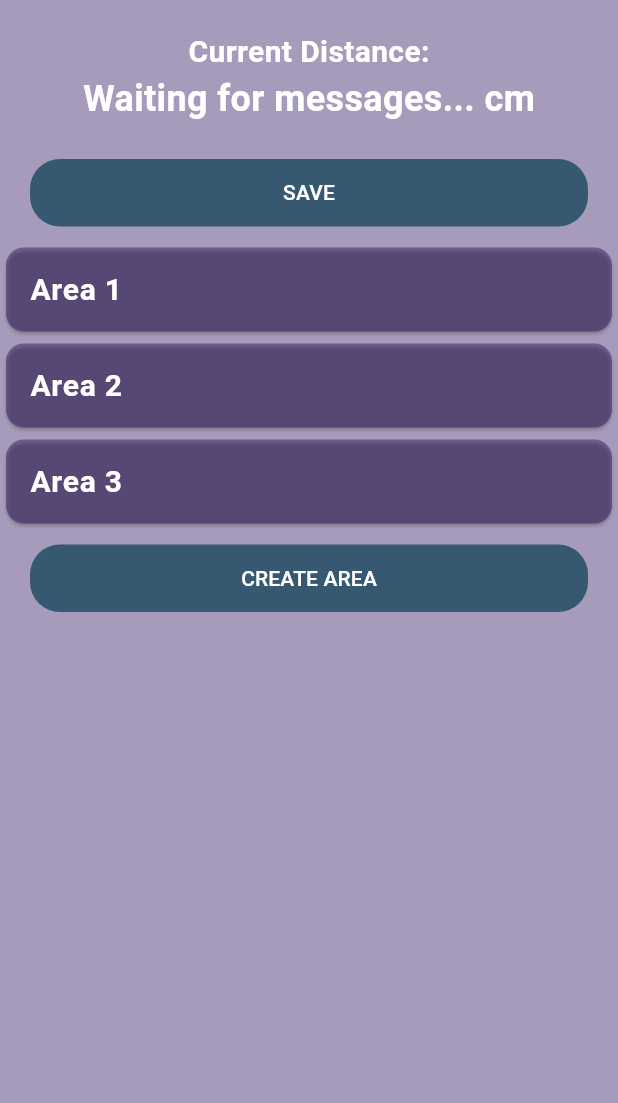
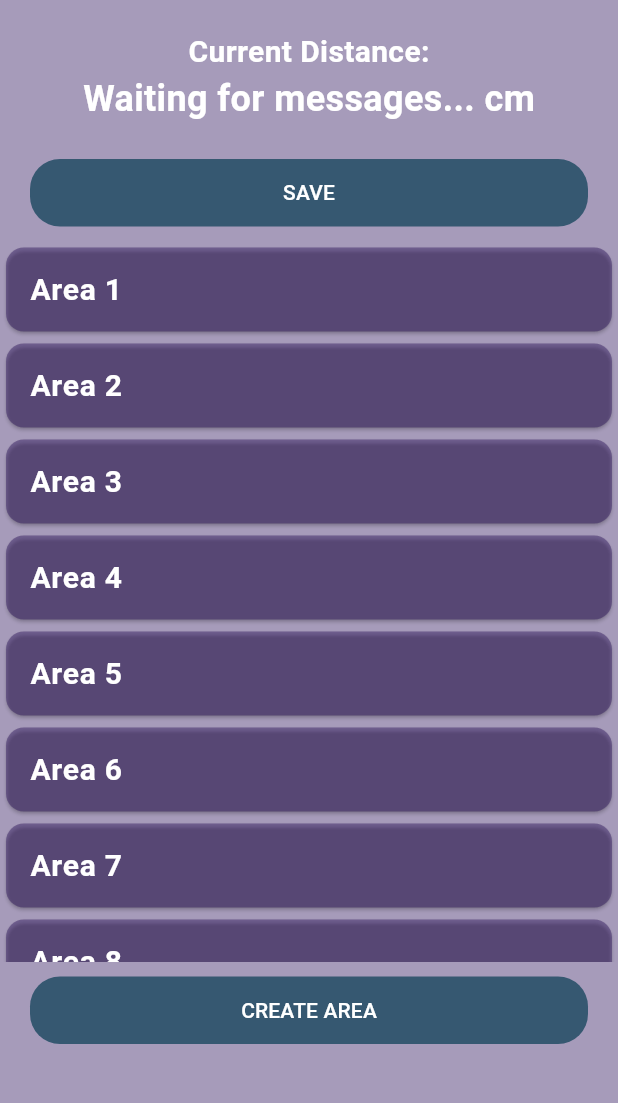
Before and after one commit to razstvien01/distance_range_estimator, a Flutter app: the screen it shows after launch, on a phone screen of 412 x 824 dp, the part 84-1187 px from its top. Run offline on Flutter 3.47's test engine with Material 3 defaults, Android fonts, the light colour scheme and no system bars; our stand-ins replace firebase_core, firebase_storage, flutter_image_compress, fluttertoast, image_cropper, image_picker and 1 more; missing offline and left inert: mqtt_client; accounts and stored records are empty.

Commit message:
updated dre.ino and area_list.dart files

```diff
--- a/lib/widgets/area_list.dart
+++ b/lib/widgets/area_list.dart
@@ -8,6 +8,14 @@ class AreaList extends StatelessWidget {
     'Area 1',
     'Area 2',
     'Area 3',
+    'Area 4',
+    'Area 5',
+    'Area 6',
+    'Area 7',
+    'Area 8',
+    'Area 9',
+    'Area 9',
+
     // ... other areas
   ];
 
```
Also changed, not shown: 1 other file.
